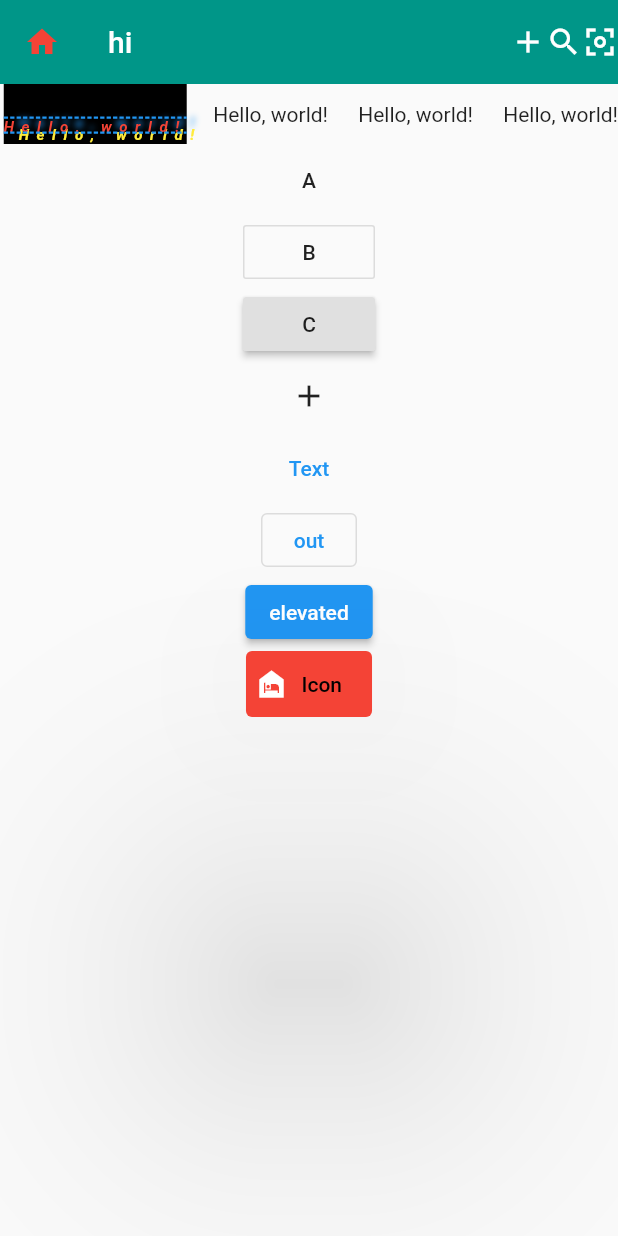
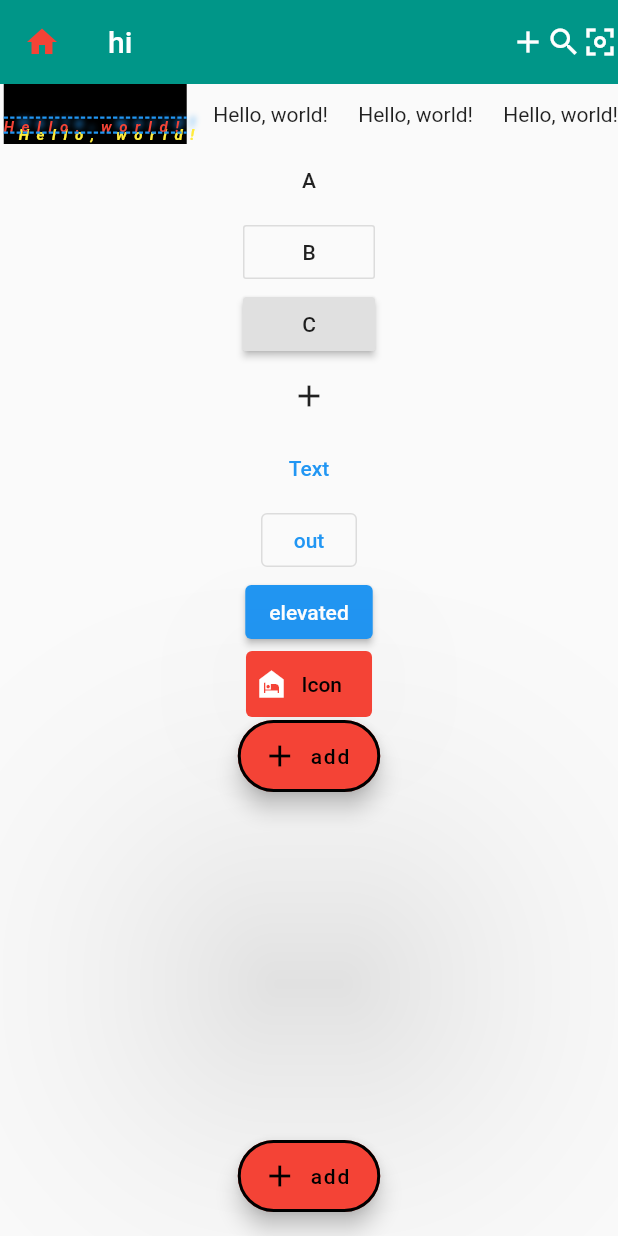
Before and after one commit to yaseen1998/flutter, a Flutter app: the screen it shows after launch, on a phone screen of 412 x 824 dp. Run offline on Flutter 3.47's test engine with Material 2 defaults, Android fonts, the phone set to English and light mode, and no system bars.

Commit message:
lessontwo

```diff
--- a/firstaplication/flutter_application_1/lib/LessonOne.dart
+++ b/firstaplication/flutter_application_1/lib/LessonOne.dart
@@ -72,8 +72,12 @@ class LessonOne extends StatelessWidget {
                         print('button');
                       },
                       icon: const Icon(Icons.add)),
-                  TextButton(onPressed: ()=>print('Text button'), child: const Text('Text')),
-                  OutlinedButton(onPressed:()=> buttonOnPressed('hello'), child: const Text('out')),
+                  TextButton(
+                      onPressed: () => print('Text button'),
+                      child: const Text('Text')),
+                  OutlinedButton(
+                      onPressed: () => buttonOnPressed('hello'),
+                      child: const Text('out')),
                   ElevatedButton(
                       onPressed: () {}, child: const Text('elevated')),
                   TextButton.icon(
@@ -91,11 +95,43 @@ class LessonOne extends StatelessWidget {
                       onPressed: () {},
                       icon:
                           const Icon(Icons.night_shelter, color: Colors.white),
-                      label: const Text('Icon'))
+                      label: const Text('Icon')),
+                  FloatingActionButton.extended(
+                    label: const Text(
+                        'add'), // you can remove extended and remove label and replace icon to child
+                    onPressed: () {},
+                    icon: const Icon(Icons.add),
+                    backgroundColor: Colors.red,
+                    foregroundColor: Colors.black,
+                    shape: const RoundedRectangleBorder(
+                      borderRadius: BorderRadius.all(Radius.circular(30)),
+                      side: BorderSide(
+                          color: Colors.black,
+                          width: 2,
+                          style: BorderStyle.solid),
+                    ),
+                    splashColor: Colors.yellow,
+                  ),
                 ],
               )
             ]),
           ),
+          floatingActionButton: FloatingActionButton.extended(
+            label: const Text(
+                'add'), // you can remove extended and remove label and replace icon to child
+            onPressed: () {},
+            icon: const Icon(Icons.add),
+            backgroundColor: Colors.red,
+            foregroundColor: Colors.black,
+            shape: const RoundedRectangleBorder(
+              borderRadius: BorderRadius.all(Radius.circular(30)),
+              side: BorderSide(
+                  color: Colors.black, width: 2, style: BorderStyle.solid),
+            ),
+            splashColor: Colors.yellow,
+          ),
+          floatingActionButtonLocation: FloatingActionButtonLocation.centerFloat,
+
         ));
   }
 }
--- /dev/null
+++ b/firstaplication/flutter_application_1/lib/lessonTwo.dart
@@ -0,0 +1,13 @@
+import 'package:flutter/material.dart';
+
+class LessonTwo extends StatefulWidget {
+  @override
+  State<StatefulWidget> createState() => _LessonTwoState();
+}
+
+class _LessonTwoState extends State<LessonTwo> {
+  @override
+  Widget build(BuildContext context) {
+   throw UnimplementedError();
+  }
+}
```
